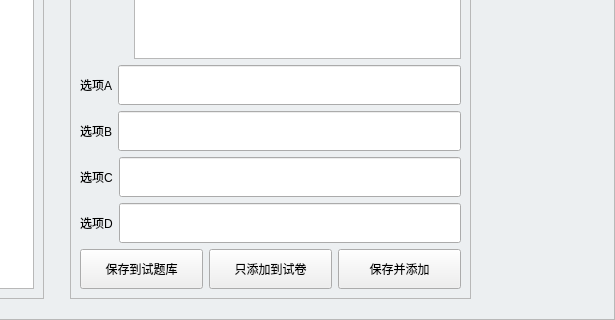
The window that Server_part/ServerWindow.ui (MRcao1001/Ddecode-QT-TCP-customWidget-MVD-MVC-MVVM-) describes before a commit, drawn with Qt 5; both pictures show x 768 to 1383 and y 499 to 819 of the 1383 by 819 pixel window.
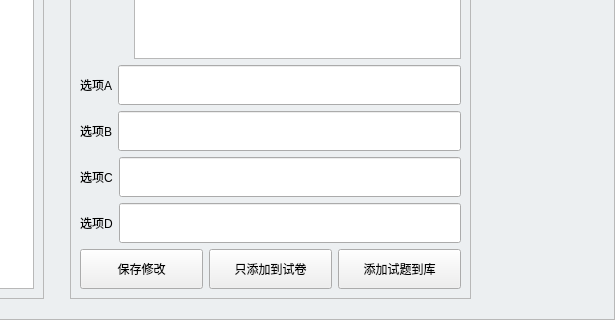
The same window after the commit. Icons and pictures are not drawn.

Diff of the .ui file:
```diff
--- a/Server_part/ServerWindow.ui
+++ b/Server_part/ServerWindow.ui
@@ -827,7 +827,7 @@
                   </size>
                  </property>
                  <property name="text">
-                  <string>保存到试题库</string>
+                  <string>保存修改</string>
                  </property>
                 </widget>
                </item>
@@ -853,7 +853,7 @@
                   </size>
                  </property>
                  <property name="text">
-                  <string>保存并添加</string>
+                  <string>添加试题到库</string>
                  </property>
                 </widget>
                </item>
```
